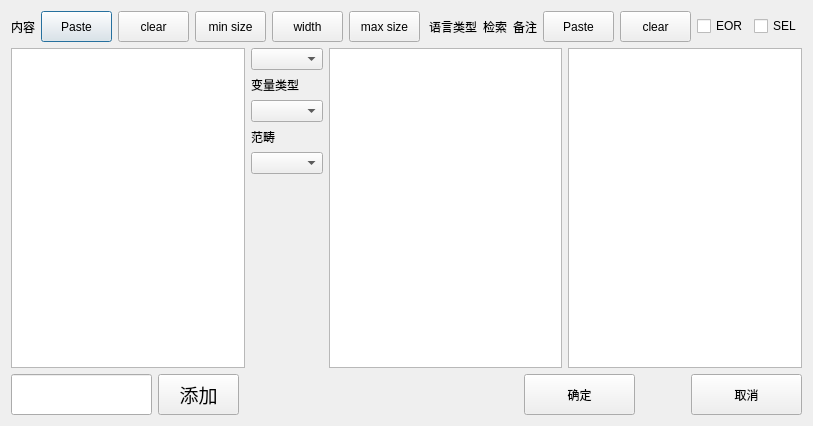
yjduoduo/auto_c_code, file auto_c_code/PushDbdialog.ui: the form before one commit.
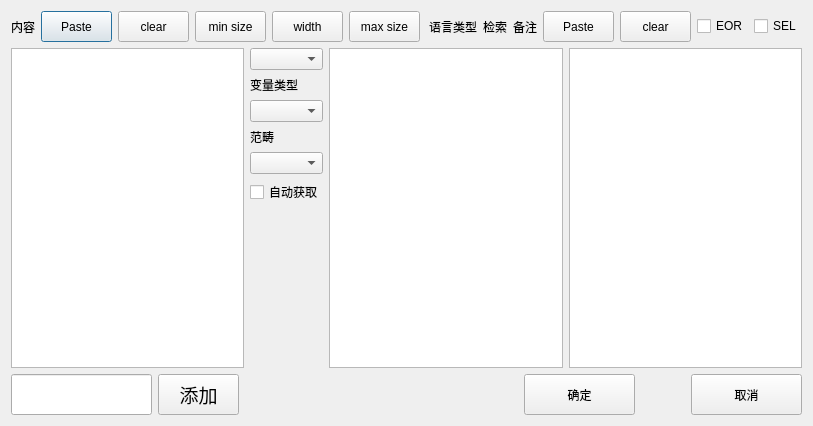
The form after the commit.

Commit message: 1.3.7 1.添加入库里面的内容自动获取的功能，添加一个checkbox autogetcon timer 2.在checkbox不使用的情况下，停止计时器功能

```diff
--- a/auto_c_code/PushDbdialog.ui
+++ b/auto_c_code/PushDbdialog.ui
@@ -241,6 +241,13 @@
          <item>
           <widget class="QComboBox" name="comboBox_aspect"/>
          </item>
+         <item>
+          <widget class="QCheckBox" name="checkBox_AutoGet_Con">
+           <property name="text">
+            <string>自动获取</string>
+           </property>
+          </widget>
+         </item>
          <item>
           <spacer name="verticalSpacer_2">
            <property name="orientation">
```
The commit also changes 21 other files.
